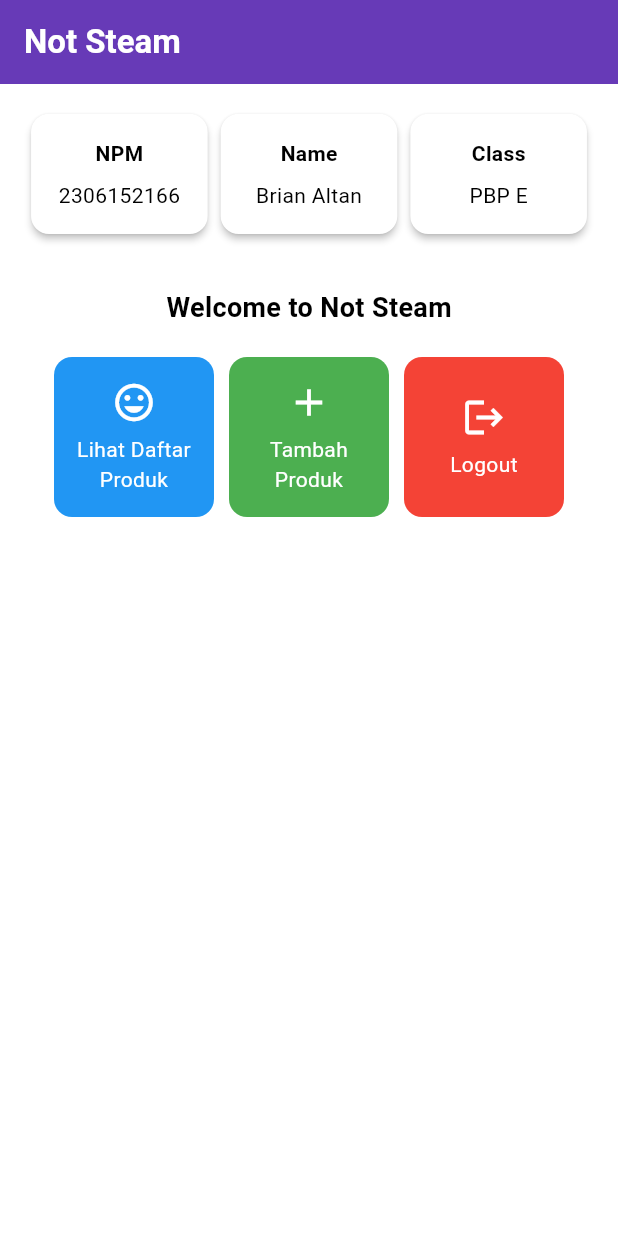
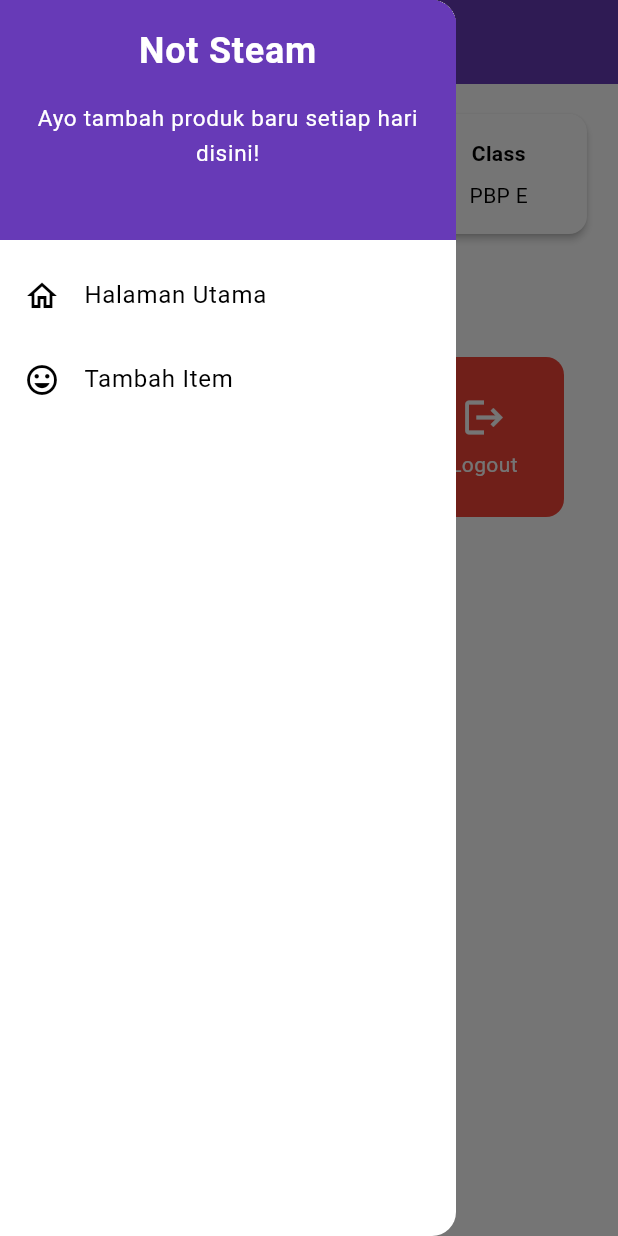
Before and after one commit to brianaltan/not-steam-mobile, a Flutter app: the screen it shows after launch, with the side drawer open (before the commit the screen has no drawer), on a phone screen of 412 x 824 dp. Run offline on Flutter 3.47's test engine with Material 3 defaults, Android fonts, the phone set to English and light mode, and no system bars.

Commit message:
Tugas 8: initial commit

```diff
--- a/lib/main.dart
+++ b/lib/main.dart
@@ -1,5 +1,5 @@
 import 'package:flutter/material.dart';
-import 'package:not_steam/menu.dart';
+import 'package:not_steam/screens/menu.dart';
 
 void main() {
   runApp(const MyApp());
--- a/lib/menu.dart
+++ b/lib/screens/menu.dart
@@ -1,4 +1,6 @@
 import 'package:flutter/material.dart';
+import 'package:not_steam/widgets/left_drawer.dart';
+import 'package:not_steam/widgets/product_card.dart';
 
 class MyHomePage extends StatelessWidget {
   final String npm = '2306152166'; // NPM
@@ -8,7 +10,7 @@
 
   final List<ItemHomepage> items = [
     ItemHomepage("Lihat Daftar Produk", Icons.mood, Colors.blue),
-    ItemHomepage("Tambah Produk", Icons.add, Colors.green),
+    ItemHomepage("Tambah Item", Icons.add, Colors.green),
     ItemHomepage("Logout", Icons.logout, Colors.red),
   ];
 
@@ -24,7 +26,9 @@
           ),
         ),
         backgroundColor: Theme.of(context).colorScheme.primary,
+	iconTheme: const IconThemeData(color: Colors.white),
       ),
+      drawer: const LeftDrawer(),
       body: Padding(
         padding: const EdgeInsets.all(16.0),
         child: Column(
@@ -100,55 +104,3 @@
     );
   }
 }
-
-class ItemHomepage {
-  final String name;
-  final IconData icon;
-  final Color color;
-
-  ItemHomepage(this.name, this.icon, this.color);
-}
-
-class ItemCard extends StatelessWidget {
-  final ItemHomepage item;
-
-  const ItemCard(this.item, {super.key});
-
-  @override
-  Widget build(BuildContext context) {
-    return Material(
-      color: item.color,
-      borderRadius: BorderRadius.circular(12),
-      child: InkWell(
-        onTap: () {
-          ScaffoldMessenger.of(context)
-            ..hideCurrentSnackBar()
-            ..showSnackBar(
-              SnackBar(content: Text("Kamu telah menekan tombol ${item.name}!"))
-            );
-        },
-        child: Container(
-          padding: const EdgeInsets.all(8),
-          child: Center(
-            child: Column(
-              mainAxisAlignment: MainAxisAlignment.center,
-              children: [
-                Icon(
-                  item.icon,
-                  color: Colors.white,
-                  size: 30.0,
-                ),
-                const Padding(padding: EdgeInsets.all(3)),
-                Text(
-                  item.name,
-                  textAlign: TextAlign.center,
-                  style: const TextStyle(color: Colors.white),
-                ),
-              ],
-            ),
-          ),
-        ),
-      ),
-    );
-  }
-}
--- /dev/null
+++ b/lib/widgets/left_drawer.dart
@@ -0,0 +1,69 @@
+import 'package:flutter/material.dart';
+import 'package:not_steam/screens/menu.dart';
+import 'package:not_steam/screens/productentry_form.dart';
+
+class LeftDrawer extends StatelessWidget {
+  const LeftDrawer({super.key});
+
+  @override
+  Widget build(BuildContext context) {
+    return Drawer(
+      child: ListView(
+        children: [
+          DrawerHeader(
+            decoration: BoxDecoration(
+              color: Theme.of(context).colorScheme.primary,
+            ),
+            child: const Column(
+              children: [
+                Text(
+                  'Not Steam',
+                  textAlign: TextAlign.center,
+                  style: TextStyle(
+                    fontSize: 24,
+                    fontWeight: FontWeight.bold,
+                    color: Colors.white,
+                  ),
+                ),
+                Padding(padding: EdgeInsets.all(8)),
+                Text(
+                  "Ayo tambah produk baru setiap hari disini!",
+                  textAlign: TextAlign.center,
+                  style: TextStyle(
+                    fontSize: 15,
+                    fontWeight: FontWeight.normal,
+                    color: Colors.white,
+                  ),
+                ),
+              ],
+            ),
+          ),
+          ListTile(
+            leading: const Icon(Icons.home_outlined),
+            title: const Text('Halaman Utama'),
+            onTap: () {
+              Navigator.pushReplacement(
+                context,
+                MaterialPageRoute(
+                  builder: (context) => MyHomePage(),
+                ),
+              );
+            },
+          ),
+          ListTile(
+            leading: const Icon(Icons.mood),
+            title: const Text('Tambah Item'),
+            onTap: () {
+              Navigator.pushReplacement(
+                context,
+                MaterialPageRoute(
+                  builder: (context) => const ProductEntryFormPage(),
+                ),
+              );
+            },
+          ),
+        ],
+      ),
+    );
+  }
+}
--- /dev/null
+++ b/lib/widgets/product_card.dart
@@ -0,0 +1,65 @@
+
+import 'package:flutter/material.dart';
+import 'package:not_steam/screens/productentry_form.dart';
+
+class ItemHomepage {
+  final String name;
+  final IconData icon;
+  final Color color;
+
+  ItemHomepage(this.name, this.icon, this.color);
+}
+
+class ItemCard extends StatelessWidget {
+  final ItemHomepage item;
+
+  const ItemCard(this.item, {super.key});
+
+  @override
+  Widget build(BuildContext context) {
+    return Material(
+      color: item.color,
+      borderRadius: BorderRadius.circular(12),
+      child: InkWell(
+        onTap: () {
+          ScaffoldMessenger.of(context)
+            ..hideCurrentSnackBar()
+            ..showSnackBar(
+              SnackBar(content: Text("Kamu telah menekan tombol ${item.name}!"))
+            );
+          if (item.name == "Tambah Item") {
+            Navigator.pushReplacement(
+              context,
+              MaterialPageRoute(
+                builder: (context) => const ProductEntryFormPage(),
+              ),
+            );
+          }
+
+
+        },
+        child: Container(
+          padding: const EdgeInsets.all(8),
+          child: Center(
+            child: Column(
+              mainAxisAlignment: MainAxisAlignment.center,
+              children: [
+                Icon(
+                  item.icon,
+                  color: Colors.white,
+                  size: 30.0,
+                ),
+                const Padding(padding: EdgeInsets.all(3)),
+                Text(
+                  item.name,
+                  textAlign: TextAlign.center,
+                  style: const TextStyle(color: Colors.white),
+                ),
+              ],
+            ),
+          ),
+        ),
+      ),
+    );
+  }
+}
```
Also changed, not shown: lib/screens/productentry_form.dart (added, +223 -0 lines).
